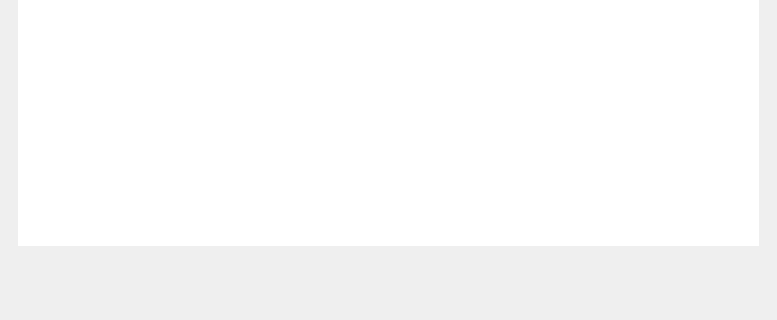
fnugrahendi/petuk.corp, file kasbank/ui_kasbank.ui: the form before one commit; both pictures show x 0 to 777 and y 264 to 584 of the 777 by 584 pixel window.
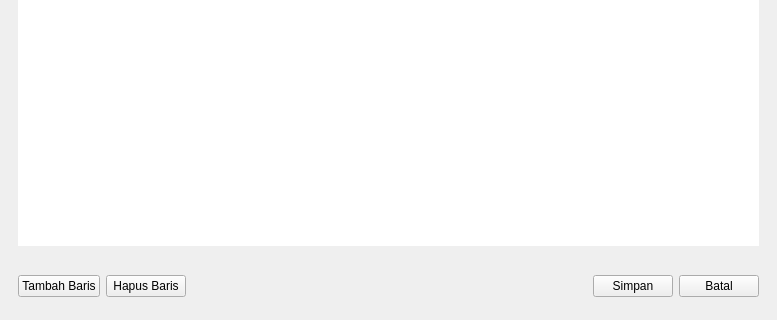
The form after the commit.

Commit message: tambah tombol

```diff
--- a/kasbank/ui_kasbank.ui
+++ b/kasbank/ui_kasbank.ui
@@ -693,6 +693,49 @@
       <property name="frameShadow">
        <enum>QFrame::Raised</enum>
       </property>
+      <layout class="QHBoxLayout" name="ihl_KasMasuk_Tambah_B">
+       <item>
+        <widget class="QPushButton" name="tb_KasMasuk_Tambah_TambahBaris">
+         <property name="text">
+          <string>Tambah Baris</string>
+         </property>
+        </widget>
+       </item>
+       <item>
+        <widget class="QPushButton" name="tb_KasMasuk_Tambah_HapusBaris">
+         <property name="text">
+          <string>Hapus Baris</string>
+         </property>
+        </widget>
+       </item>
+       <item>
+        <spacer name="hs_KasMasuk_Tambah_B_HSraceto">
+         <property name="orientation">
+          <enum>Qt::Horizontal</enum>
+         </property>
+         <property name="sizeHint" stdset="0">
+          <size>
+           <width>374</width>
+           <height>20</height>
+          </size>
+         </property>
+        </spacer>
+       </item>
+       <item>
+        <widget class="QPushButton" name="tb_KasMasuk_Tambah_Simpan">
+         <property name="text">
+          <string>Simpan</string>
+         </property>
+        </widget>
+       </item>
+       <item>
+        <widget class="QPushButton" name="tb_KasMasuk_Tambah_Batal">
+         <property name="text">
+          <string>Batal</string>
+         </property>
+        </widget>
+       </item>
+      </layout>
      </widget>
     </item>
    </layout>
```
The commit also changes 2 other files.
